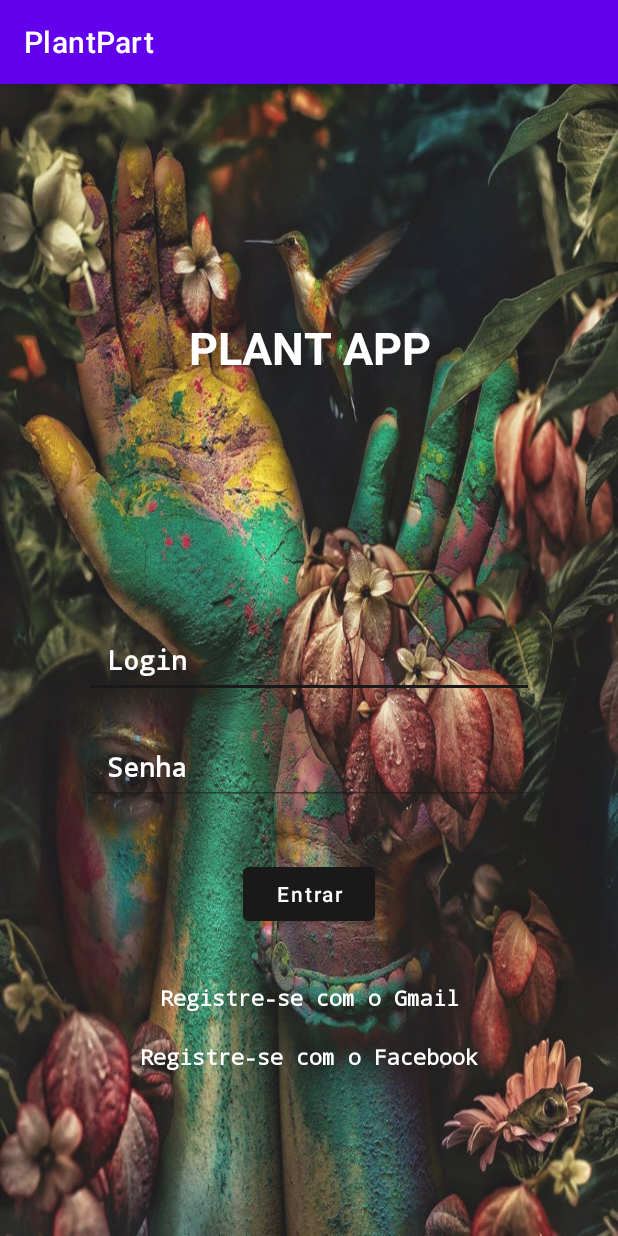
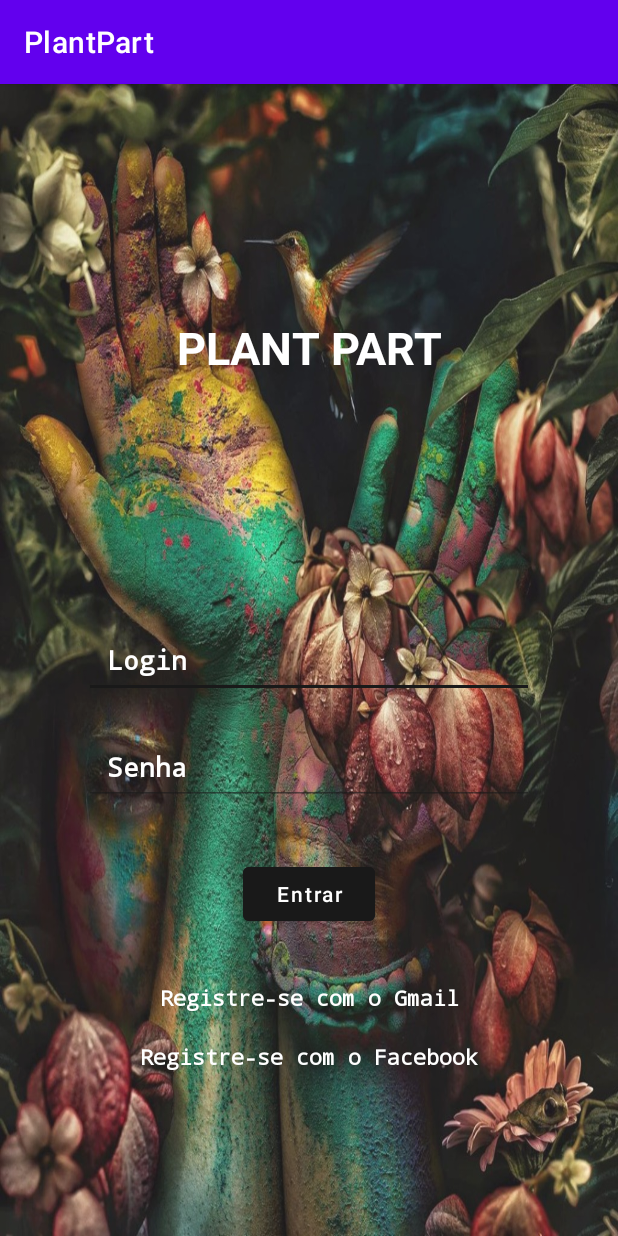
Before and after one commit to marcos-campos/Plant-Part, an Android app: the screen it shows after launch (MainActivity), on a phone screen of 412 x 824 dp. Run offline under Robolectric (Android 15) with nearby library versions, the phone set to English and light mode, and no system bars.

Commit message:
Alteração Plant App para Plant Part

```diff
--- a/app/src/main/res/layout/main_fragment.xml
+++ b/app/src/main/res/layout/main_fragment.xml
@@ -11,7 +11,7 @@
         android:layout_width="match_parent"
         android:layout_height="wrap_content"
         android:layout_marginTop="124dp"
-        android:text="PLANT APP"
+        android:text="PLANT PART"
         android:gravity="center"
         android:textStyle="bold"
         android:textSize="30dp"
```
